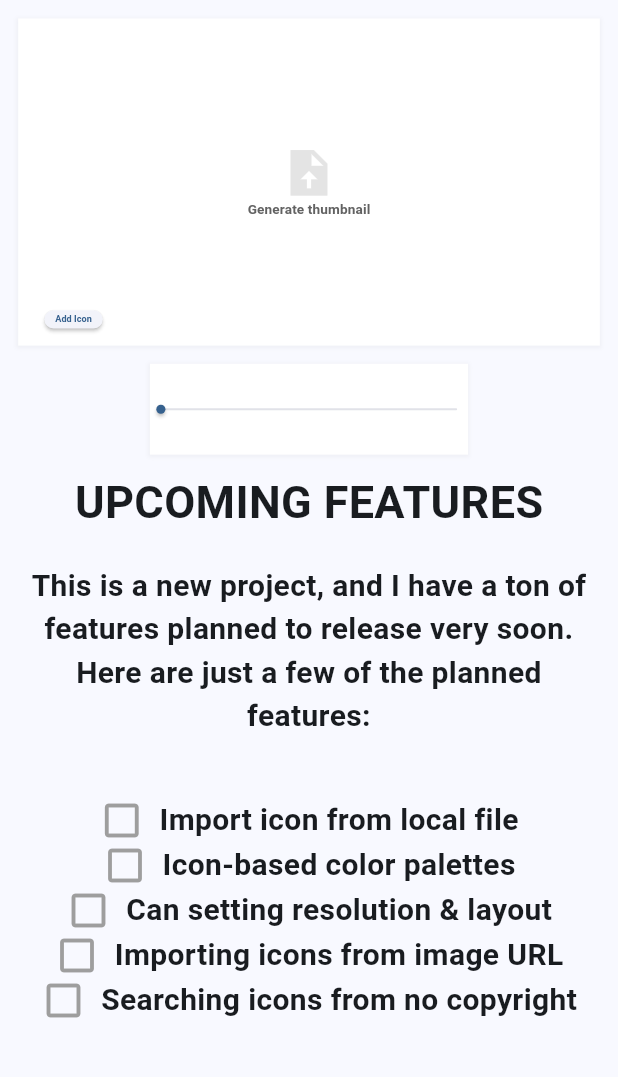
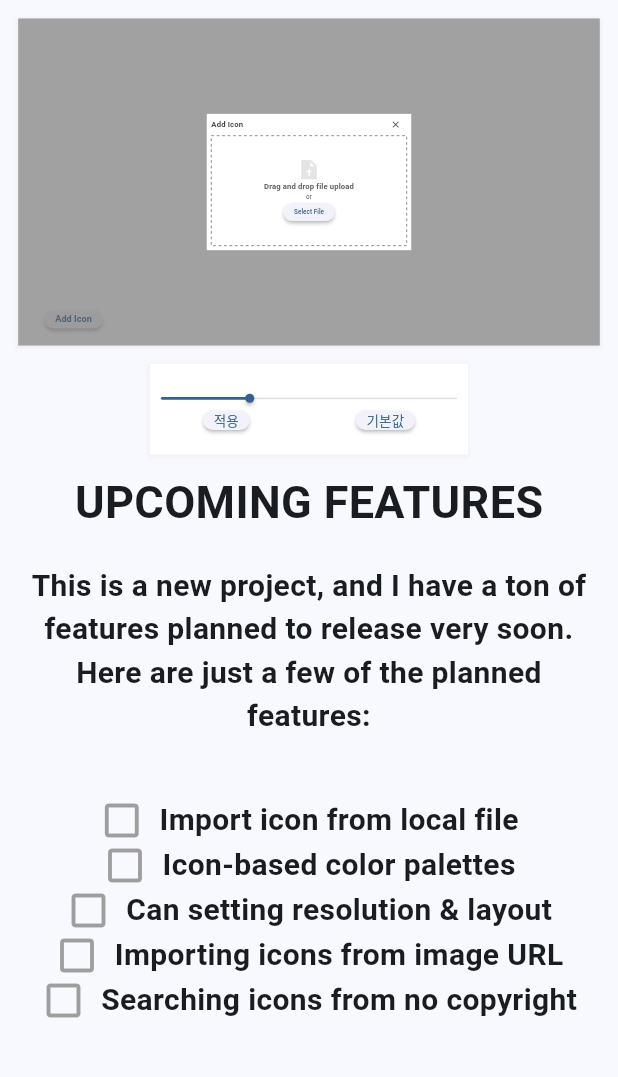
Before and after one commit to Mossworm/flutter-thumbnail-maker, a Flutter app: the screen it shows after launch, after a tap on "Add Icon", after a tap on "Select File", on a phone screen of 412 x 824 dp, the part 47-1124 px from its top. Run offline on Flutter 3.47's test engine with Material 3 defaults, Android fonts, the phone set to English and light mode, and no system bars; drawn by our look-alikes of dotted_border; missing offline and left inert: desktop_drop, image_downloader_web, image_picker_web.

Commit message:
feat: 원본 이미지 데이터는 보관한채 리사이징된 이미지로 보여주기

```diff
--- a/lib/main.dart
+++ b/lib/main.dart
@@ -207,7 +207,7 @@
   @override
   Widget build(BuildContext context) {
     return Center(
-      child: Image.memory(context.watch<SelectedImage>().bytesFromPicker!),
+      child: Image.memory(context.watch<SelectedImage>().modifiedBytes!),
     );
   }
 }
@@ -351,7 +351,7 @@
 }
 
 class _SettingWidgetState extends State<SettingWidget> {
-  double currentValue = 0.0;
+  double currentValue = 300.0;
 
   @override
   Widget build(BuildContext context) {
@@ -371,12 +371,36 @@
           ),
         ],
       ),
-      child: Slider(
-          value: currentValue,
-          max: 1000,
-          onChanged: (value) => setState(() {
-                currentValue = value;
-              })),
+      child: Column(
+        mainAxisAlignment: MainAxisAlignment.center,
+        children: [
+          Slider(
+              value: currentValue,
+              max: 1000,
+              onChanged: (value) => setState(() {
+                    currentValue = value;
+                  })),
+          Row(
+            mainAxisAlignment: MainAxisAlignment.spaceAround,
+            children: [
+              ElevatedButton(
+                  onPressed: () {
+                    context
+                        .read<SelectedImage>()
+                        .imageResize(currentValue.toInt());
+                  },
+                  child: Text('적용', style: TextStyle(fontSize: 30))),
+              ElevatedButton(
+                  onPressed: () {
+                    setState(() {
+                      currentValue = 300;
+                    });
+                  },
+                  child: Text('기본값', style: TextStyle(fontSize: 30))),
+            ],
+          ),
+        ],
+      ),
     );
   }
 }
--- a/lib/providers/selected_image.dart
+++ b/lib/providers/selected_image.dart
@@ -12,12 +12,16 @@
   Uint8List? _bytesFromPicker;
   Uint8List? get bytesFromPicker => _bytesFromPicker;
 
+  Uint8List? _modifiedBytes;
+  Uint8List? get modifiedBytes => _modifiedBytes;
+
   PageType _pageType = PageType.none;
   PageType get pageType => _pageType;
 
   Future<void> pickImageFromBytes() async {
     _bytesFromPicker = await ImagePickerWeb.getImageAsBytes();
-    // _image = Image.memory(_bytesFromPicker!);
+    _modifiedBytes = _bytesFromPicker;
+    imageResize(300);
     setPageType(PageType.none);
     notifyListeners();
   }
@@ -29,7 +33,8 @@
 
   void setBytesFromPicker(Uint8List bytesFromPicker) {
     _bytesFromPicker = bytesFromPicker;
-    // _image = Image.memory(_bytesFromPicker!);
+    _modifiedBytes = _bytesFromPicker;
+    imageResize(300);
     setPageType(PageType.none);
     notifyListeners();
   }
@@ -55,9 +60,11 @@
 
   void imageResize(int width) {
     img.Image currentImage = img.decodeImage(bytesFromPicker!)!;
-    img.copyResize(currentImage, width: width);
-    Uint8List resultBytes = Uint8List.fromList(img.encodePng(currentImage));
-    setBytesFromPicker(resultBytes);
+    var modifiedImage = img.copyResize(currentImage, width: width);
+    Uint8List resultBytes = Uint8List.fromList(
+        img.encodePng(img.copyResize(modifiedImage, width: width)));
+    _modifiedBytes = resultBytes;
+    notifyListeners();
   }
 
   Future<void> downloadImage() async {
```
